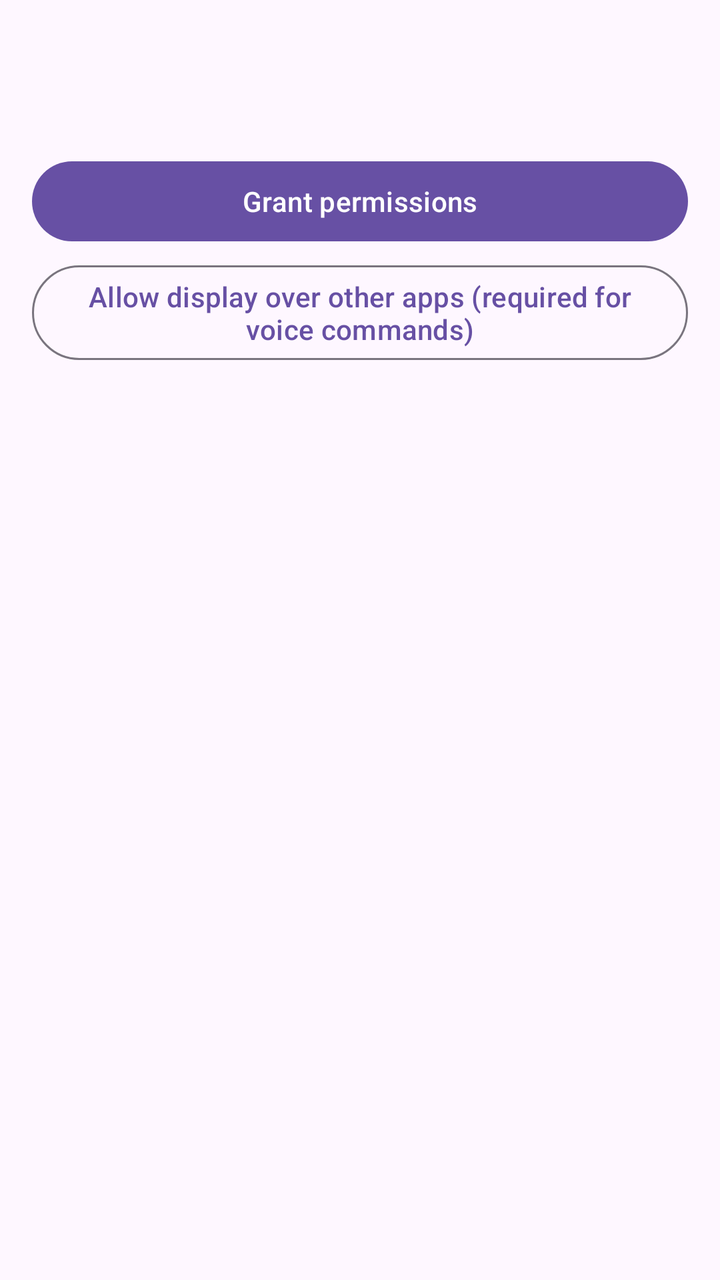
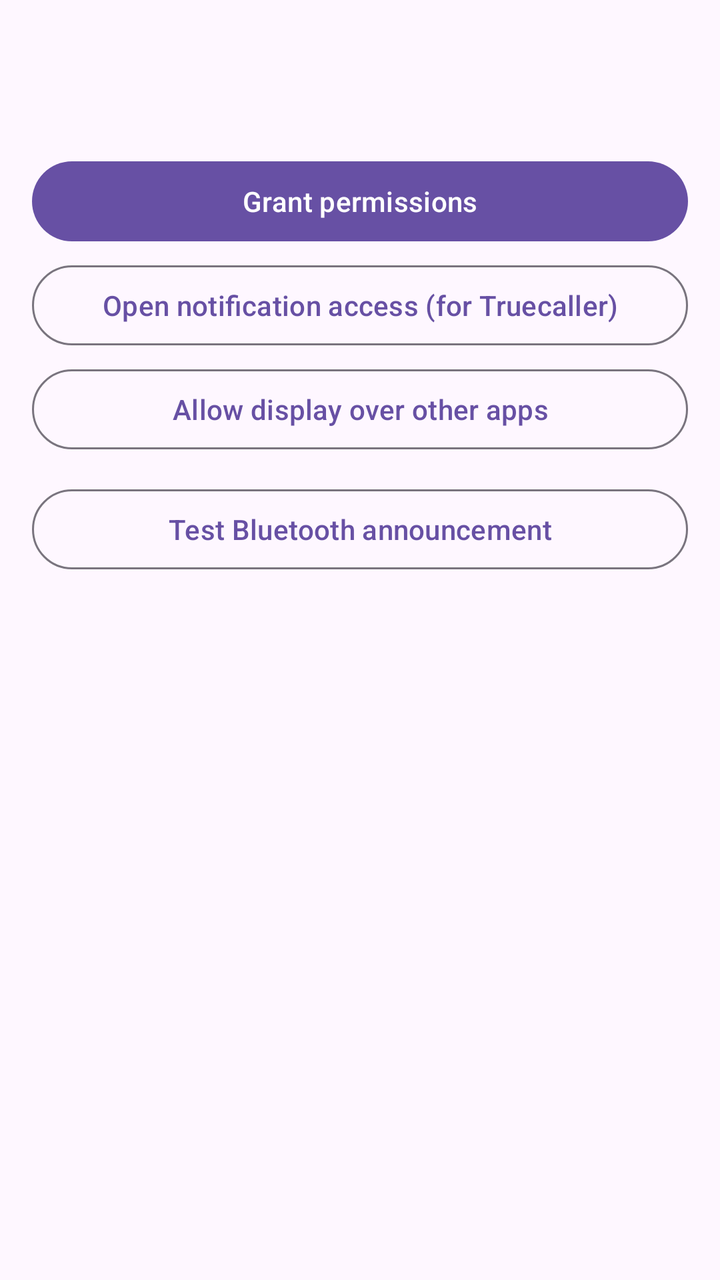

The first picture is an Android layout as it rendered before a commit; the second is the same layout after the commit. The layout source and the unified diff follow.
<!-- AndroidManifest.xml: application theme Theme.CallHandler -->
<!-- res/layout/activity_main.xml -->
<?xml version="1.0" encoding="utf-8"?>
<LinearLayout xmlns:android="http://schemas.android.com/apk/res/android"
    android:layout_width="match_parent"
    android:layout_height="match_parent"
    android:orientation="vertical">

    <LinearLayout
        android:layout_width="match_parent"
        android:layout_height="wrap_content"
        android:orientation="vertical"
        android:padding="16dp">

        <TextView
            android:id="@+id/rationaleText"
            android:layout_width="match_parent"
            android:layout_height="wrap_content"
            android:textAppearance="?attr/textAppearanceBodyMedium" />

        <TextView
            android:id="@+id/statusText"
            android:layout_width="match_parent"
            android:layout_height="wrap_content"
            android:layout_marginTop="8dp"
            android:textAppearance="?attr/textAppearanceTitleMedium"
            android:textColor="?attr/colorPrimary" />

        <Button
            android:id="@+id/grantPermissionsButton"
            style="?attr/materialButtonStyle"
            android:layout_width="match_parent"
            android:layout_height="wrap_content"
            android:layout_marginTop="12dp"
            android:text="@string/btn_grant_permissions" />

        <Button
            android:id="@+id/overlayPermissionButton"
            style="?attr/materialButtonOutlinedStyle"
            android:layout_width="match_parent"
            android:layout_height="wrap_content"
            android:layout_marginTop="4dp"
            android:text="@string/btn_overlay_permission" />

    </LinearLayout>

    <FrameLayout
        android:id="@+id/settingsContainer"
        android:layout_width="match_parent"
        android:layout_height="0dp"
        android:layout_weight="1" />

</LinearLayout>
<!-- resources referenced by this layout -->
<resources>
  <string name="btn_grant_permissions">Grant permissions</string>
  <string name="btn_overlay_permission">Allow display over other apps (required for voice commands)</string>
  <style name="Theme.CallHandler" parent="Theme.Material3.DayNight.NoActionBar" />
</resources>

<!-- the commit's change to res/layout/activity_main.xml (unified diff, before → after) -->
@@ -33,12 +33,30 @@
             android:text="@string/btn_grant_permissions" />
 
         <Button
+            android:id="@+id/notificationAccessButton"
+            style="?attr/materialButtonOutlinedStyle"
+            android:layout_width="match_parent"
+            android:layout_height="wrap_content"
+            android:layout_marginTop="4dp"
+            android:text="@string/btn_notification_access" />
+
+        <Button
             android:id="@+id/overlayPermissionButton"
             style="?attr/materialButtonOutlinedStyle"
             android:layout_width="match_parent"
             android:layout_height="wrap_content"
             android:layout_marginTop="4dp"
             android:text="@string/btn_overlay_permission" />
+
+        <Button
+            android:id="@+id/testBluetoothButton"
+            style="?attr/materialButtonOutlinedStyle"
+            android:layout_width="match_parent"
+            android:layout_height="wrap_content"
+            android:layout_marginTop="12dp"
+            android:text="@string/btn_test_bluetooth"
+            android:drawableStart="@drawable/ic_mic_listening"
+            android:drawablePadding="8dp" />
 
     </LinearLayout>
 
<!-- resource entries referenced after the edit -->
@@ -1,7 +1,25 @@
 <!-- resources referenced by this layout -->
 <resources>
+  <!-- drawable ic_mic_listening (drawable) -->
+  <vector xmlns:android="http://schemas.android.com/apk/res/android"
+      android:width="24dp"
+      android:height="24dp"
+      android:viewportWidth="24"
+      android:viewportHeight="24"
+      android:tint="#4CAF50">
+      
+      <path
+          android:fillColor="#FFFFFF"
+          android:pathData="M12,14c1.66,0 3,-1.34 3,-3V5c0,-1.66 -1.34,-3 -3,-3S9,3.34 9,5v6C9,12.66 10.34,14 12,14z" />
+      
+      <path
+          android:fillColor="#FFFFFF"
+          android:pathData="M17,11c0,2.76 -2.24,5 -5,5s-5,-2.24 -5,-5H5c0,3.53 2.61,6.43 6,6.92V21h2v-3.08c3.39,-0.49 6,-3.39 6,-6.92H17z" />
+  </vector>
   <string name="btn_grant_permissions">Grant permissions</string>
-  <string name="btn_overlay_permission">Allow display over other apps (required for voice commands)</string>
+  <string name="btn_notification_access">Open notification access (for Truecaller)</string>
+  <string name="btn_overlay_permission">Allow display over other apps</string>
+  <string name="btn_test_bluetooth">Test Bluetooth announcement</string>
   <style name="Theme.CallHandler" parent="Theme.Material3.DayNight.NoActionBar" />
 </resources>
 
